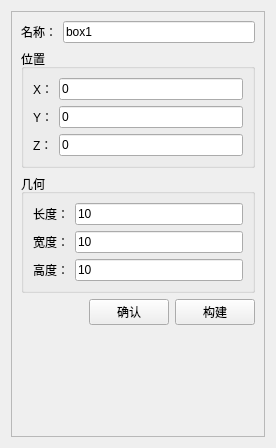
Above: src/FCGUI/ModelSettings/FCBoxSettingsWidget.ui from Kinvy66/freecaeworkbench before the change. Below: the same form after it.
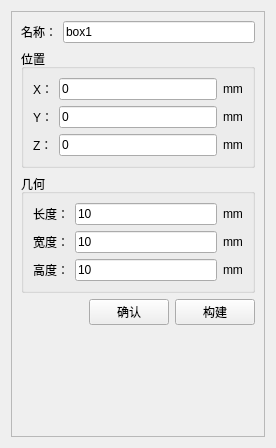
That is the form after the change.

What changed in the file:
```diff
--- a/src/FCGUI/ModelSettings/FCBoxSettingsWidget.ui
+++ b/src/FCGUI/ModelSettings/FCBoxSettingsWidget.ui
@@ -63,6 +63,13 @@
              </property>
             </widget>
            </item>
+           <item>
+            <widget class="QLabel" name="label_8">
+             <property name="text">
+              <string>mm</string>
+             </property>
+            </widget>
+           </item>
           </layout>
          </item>
          <item>
@@ -81,6 +88,13 @@
              </property>
             </widget>
            </item>
+           <item>
+            <widget class="QLabel" name="label_9">
+             <property name="text">
+              <string>mm</string>
+             </property>
+            </widget>
+           </item>
           </layout>
          </item>
          <item>
@@ -99,6 +113,13 @@
              </property>
             </widget>
            </item>
+           <item>
+            <widget class="QLabel" name="label_10">
+             <property name="text">
+              <string>mm</string>
+             </property>
+            </widget>
+           </item>
           </layout>
          </item>
         </layout>
@@ -126,6 +147,13 @@
              </property>
             </widget>
            </item>
+           <item>
+            <widget class="QLabel" name="label_11">
+             <property name="text">
+              <string>mm</string>
+             </property>
+            </widget>
+           </item>
           </layout>
          </item>
          <item>
@@ -144,6 +172,13 @@
              </property>
             </widget>
            </item>
+           <item>
+            <widget class="QLabel" name="label_12">
+             <property name="text">
+              <string>mm</string>
+             </property>
+            </widget>
+           </item>
           </layout>
          </item>
          <item>
@@ -162,6 +197,13 @@
              </property>
             </widget>
            </item>
+           <item>
+            <widget class="QLabel" name="label_13">
+             <property name="text">
+              <string>mm</string>
+             </property>
+            </widget>
+           </item>
           </layout>
          </item>
         </layout>
```
